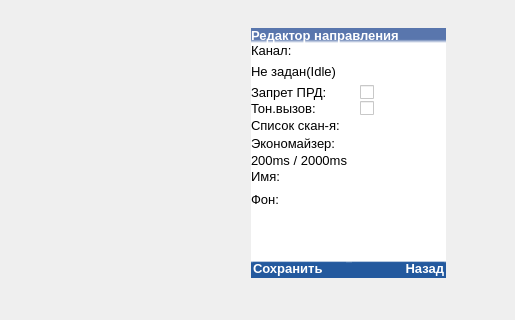
Old version of the form mainwindow.ui in the repository COOLIRON2311/azart-p; both pictures show x 0 to 515 and y 182 to 502 of the 515 by 955 pixel window.
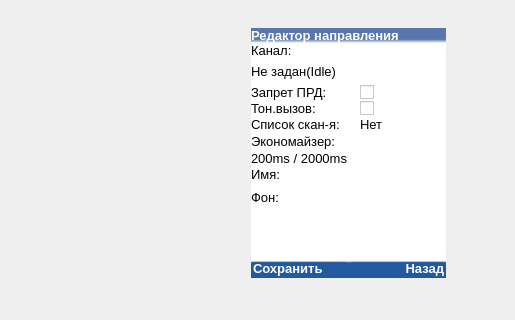
New version of the form. The open tabs and pages were chosen to show the change. Icons and pictures are not drawn.

Commit message: fixed a bug with a null channel in a direction at the moment of creating and added a base of scan popup widget

The edit to the form file:
```diff
--- a/mainwindow.ui
+++ b/mainwindow.ui
@@ -1937,15 +1937,6 @@
                       </property>
                      </widget>
                     </item>
-                    <item row="2" column="1">
-                     <widget class="QComboBox" name="scan_list">
-                      <property name="font">
-                       <font>
-                        <pointsize>10</pointsize>
-                       </font>
-                      </property>
-                     </widget>
-                    </item>
                     <item row="3" column="1">
                      <widget class="QComboBox" name="economizer">
                       <property name="font">
@@ -1955,6 +1946,18 @@
                       </property>
                      </widget>
                     </item>
+                    <item row="2" column="1">
+                     <widget class="QLabel" name="scan">
+                      <property name="font">
+                       <font>
+                        <pointsize>10</pointsize>
+                       </font>
+                      </property>
+                      <property name="text">
+                       <string>Нет</string>
+                      </property>
+                     </widget>
+                    </item>
                    </layout>
                   </widget>
                  </item>
```
Left out of the diff: 2 changed lines with no effect on the pictures. The commit also changes 2 other files.
